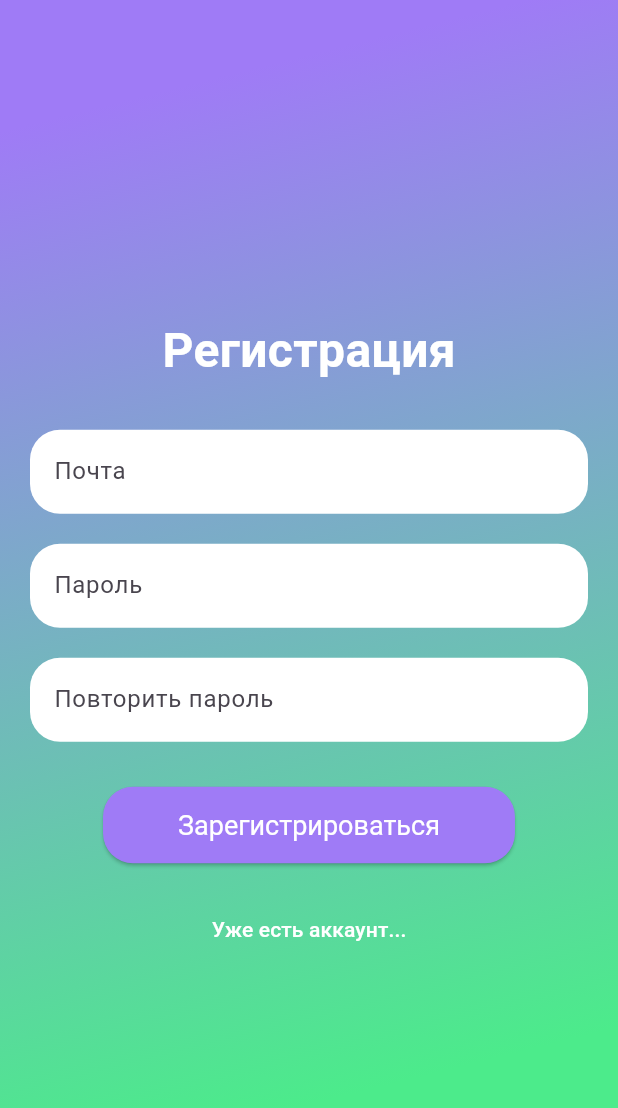
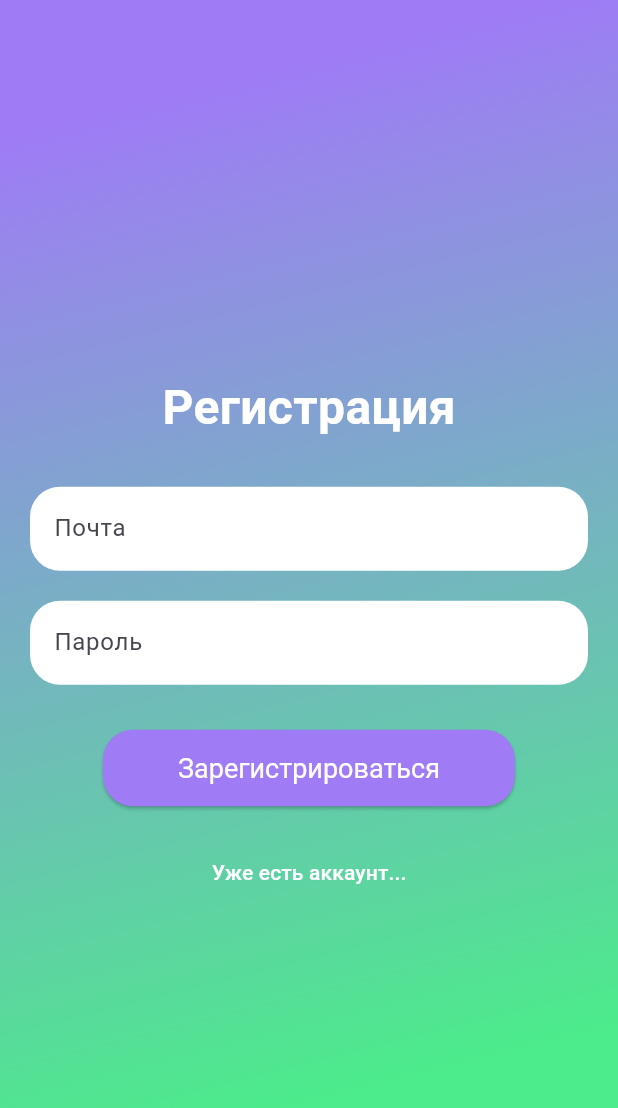
Before and after one commit to p1xelp0etry/zc_dodiddone, a Flutter app: the screen it shows after launch, after a tap on "У меня ещё нет аккаунта...", on a phone screen of 412 x 824 dp. Shown: the top 1108 px of the screen. Run offline on Flutter 3.47's test engine with Material 3 defaults, Android fonts, the phone set to English and light mode, and no system bars.

Commit message:
main page

```diff
--- a/lib/pages/login_page.dart
+++ b/lib/pages/login_page.dart
@@ -75,21 +75,6 @@ class _LoginPageState extends State<LoginPage> {
                   ),
                 ),
               ),
-              const SizedBox(height: 20),
-              // **Новое поле "Повторить пароль"**
-              if (!isLogin) // Показываем только при регистрации
-                const TextField(
-                  obscureText: true,
-                  decoration: InputDecoration(
-                    hintText: 'Повторить пароль',
-                    filled: true,
-                    fillColor: Colors.white,
-                    border: OutlineInputBorder(
-                      borderRadius: BorderRadius.all(Radius.circular(20)),
-                      borderSide: BorderSide.none,
-                    ),
-                  ),
-                ),
               const SizedBox(height: 30),
               // Кнопка "Войти"
               ElevatedButton(
```
